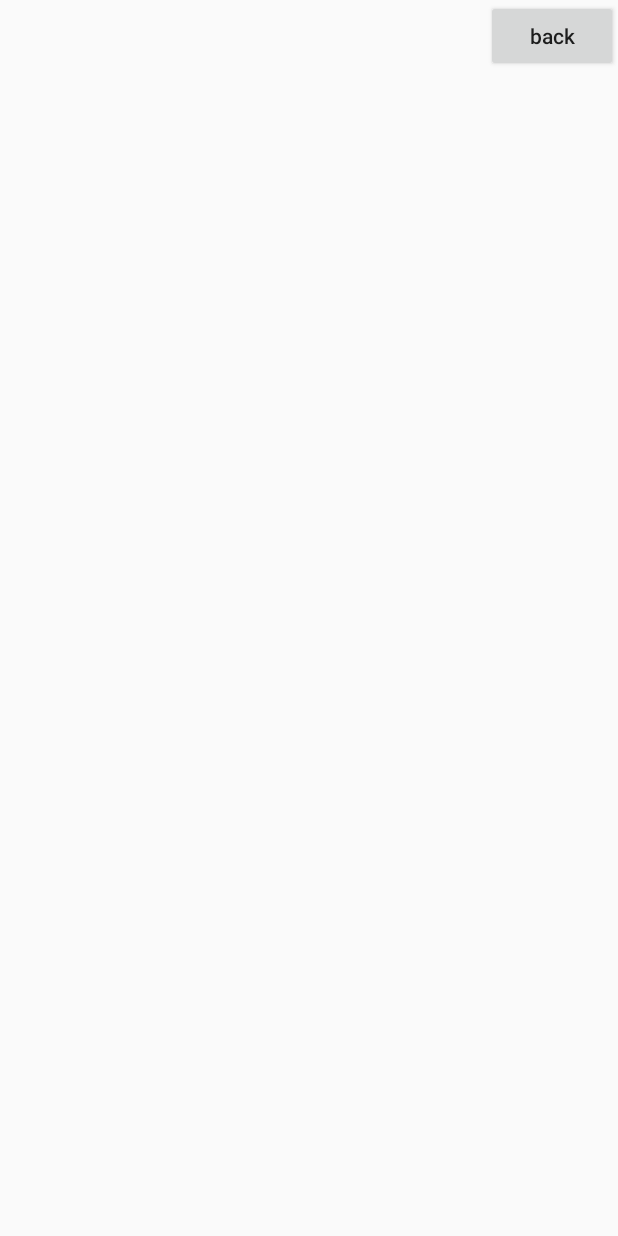
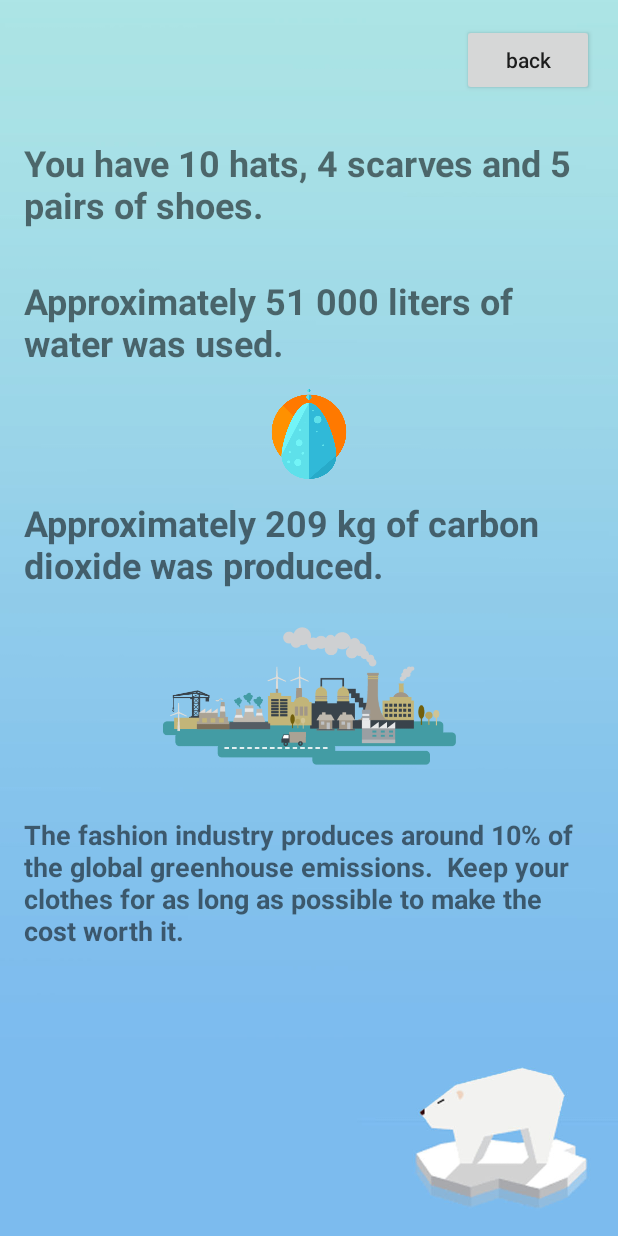
Before and after one commit to ablondal/Styl_Eyes, an Android app: the detailsPage screen opened directly, with no data from a screen before it, on a phone screen of 412 x 824 dp. Run offline under Robolectric (Android 15) with nearby library versions, the phone set to English and light mode, and no system bars.

```diff
--- a/app/src/main/res/layout/activity_details_page.xml
+++ b/app/src/main/res/layout/activity_details_page.xml
@@ -10,8 +10,106 @@
         android:id="@+id/backButton"
         android:layout_width="wrap_content"
         android:layout_height="wrap_content"
+        android:layout_marginTop="16dp"
+        android:layout_marginEnd="16dp"
+        android:layout_marginRight="16dp"
         android:text="back"
         android:textAppearance="@style/TextAppearance.AppCompat.Body2"
         app:layout_constraintEnd_toEndOf="parent"
         app:layout_constraintTop_toTopOf="parent" />
+
+    <ImageView
+        android:id="@+id/imageView2"
+        android:layout_width="0dp"
+        android:layout_height="0dp"
+        android:scaleType="fitXY"
+        app:layout_constraintBottom_toBottomOf="parent"
+        app:layout_constraintEnd_toEndOf="parent"
+        app:layout_constraintHorizontal_bias="0.0"
+        app:layout_constraintStart_toStartOf="parent"
+        app:layout_constraintTop_toTopOf="parent"
+        app:layout_constraintVertical_bias="1.0"
+        app:srcCompat="@drawable/phone" />
+
+    <TextView
+        android:id="@+id/textView"
+        android:layout_width="375dp"
+        android:layout_height="62dp"
+        android:layout_marginStart="16dp"
+        android:layout_marginLeft="16dp"
+        android:layout_marginTop="92dp"
+        android:text="You have 10 hats, 4 scarves and 5 pairs of shoes."
+        android:textSize="24sp"
+        android:textStyle="bold"
+        app:layout_constraintEnd_toEndOf="parent"
+        app:layout_constraintHorizontal_bias="0.0"
+        app:layout_constraintStart_toStartOf="parent"
+        app:layout_constraintTop_toTopOf="@+id/imageView2" />
+
+    <TextView
+        android:id="@+id/textView3"
+        android:layout_width="375dp"
+        android:layout_height="62dp"
+        android:layout_marginStart="16dp"
+        android:layout_marginLeft="16dp"
+        android:layout_marginTop="184dp"
+        android:text="Approximately 51 000 liters of water was used."
+        android:textSize="24sp"
+        android:textStyle="bold"
+        app:layout_constraintEnd_toEndOf="parent"
+        app:layout_constraintHorizontal_bias="0.0"
+        app:layout_constraintStart_toStartOf="parent"
+        app:layout_constraintTop_toTopOf="@+id/imageView2" />
+
+    <TextView
+        android:id="@+id/textView4"
+        android:layout_width="375dp"
+        android:layout_height="62dp"
+        android:layout_marginStart="16dp"
+        android:layout_marginLeft="16dp"
+        android:layout_marginTop="332dp"
+        android:text="Approximately 209 kg of carbon dioxide was produced."
+        android:textSize="24sp"
+        android:textStyle="bold"
+        app:layout_constraintEnd_toEndOf="parent"
+        app:layout_constraintHorizontal_bias="0.0"
+        app:layout_constraintStart_toStartOf="parent"
+        app:layout_constraintTop_toTopOf="@+id/imageView2" />
+
+    <TextView
+        android:id="@+id/textView5"
+        android:layout_width="382dp"
+        android:layout_height="108dp"
+        android:layout_marginStart="16dp"
+        android:layout_marginLeft="16dp"
+        android:layout_marginTop="544dp"
+        android:text="The fashion industry produces around 10% of the global greenhouse emissions.  Keep your clothes for as long as possible to make the cost worth it."
+        android:textSize="18sp"
+        android:textStyle="bold"
+        app:layout_constraintEnd_toEndOf="parent"
+        app:layout_constraintHorizontal_bias="0.0"
+        app:layout_constraintStart_toStartOf="parent"
+        app:layout_constraintTop_toTopOf="@+id/imageView2" />
+
+    <ImageView
+        android:id="@+id/imageView3"
+        android:layout_width="60dp"
+        android:layout_height="65dp"
+        app:layout_constraintBottom_toTopOf="@+id/textView4"
+        app:layout_constraintEnd_toEndOf="parent"
+        app:layout_constraintStart_toStartOf="parent"
+        app:layout_constraintTop_toBottomOf="@+id/textView3"
+        app:srcCompat="@drawable/raindrop" />
+
+    <ImageView
+        android:id="@+id/imageView4"
+        android:layout_width="339dp"
+        android:layout_height="92dp"
+        android:layout_marginBottom="10dp"
+        app:layout_constraintBottom_toTopOf="@+id/textView5"
+        app:layout_constraintEnd_toEndOf="parent"
+        app:layout_constraintStart_toStartOf="parent"
+        app:layout_constraintTop_toBottomOf="@+id/textView4"
+        app:srcCompat="@drawable/factory" />
+
 </androidx.constraintlayout.widget.ConstraintLayout>
```
Also changed, not shown: app/src/main/res/drawable/factory.png (added), app/src/main/res/drawable/phone-back.jpg (deleted), app/src/main/res/drawable/phone.jpg (added), app/src/main/res/drawable/raindrop.png (added).
